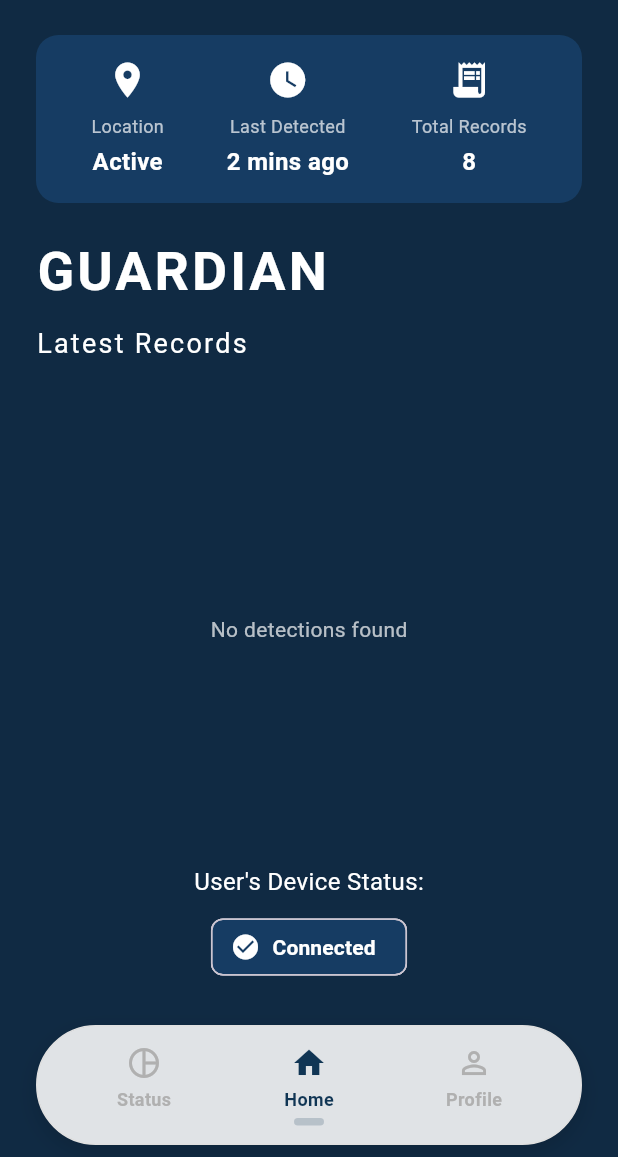
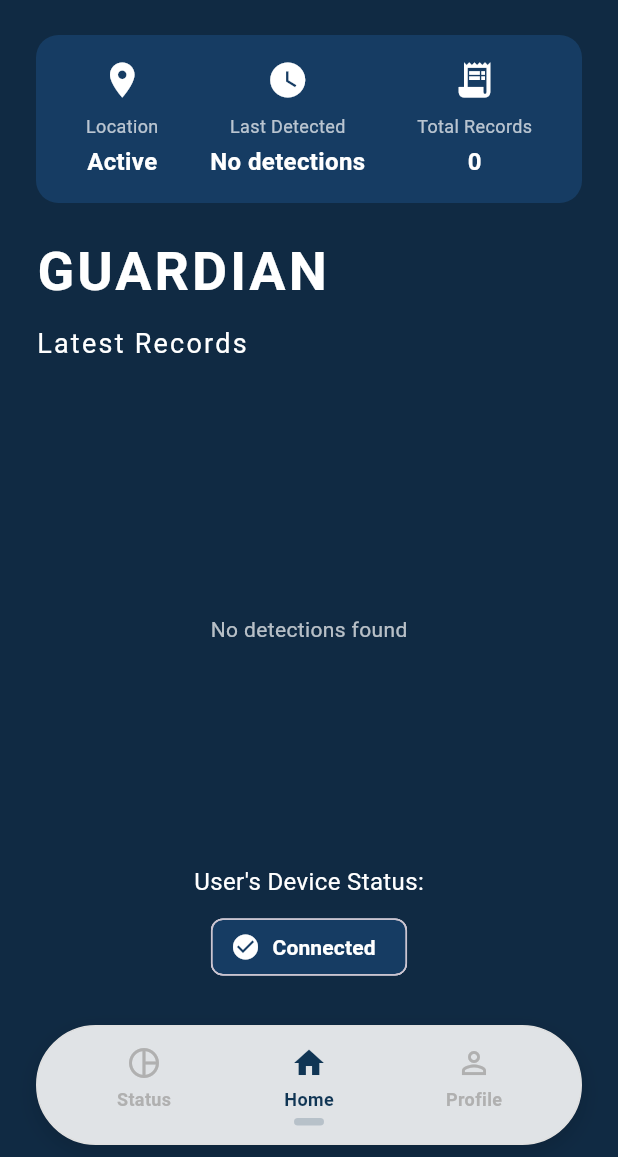
Before and after one commit to dorothyatienza/tanaw-app-capstone, a Flutter app: the GuardianHomeScreen screen opened directly, on a phone screen of 412 x 824 dp, the part 79-1236 px from its top. Run offline on Flutter 3.47's test engine with Material 3 defaults, Android fonts, the phone set to English and light mode, and no system bars; our stand-ins replace cloud_firestore, firebase_auth, firebase_core, flutter_tts, font_awesome_flutter, google_sign_in and 3 more; accounts and stored records are empty.

Commit message:
fixed guardian_home_screen to have StreamBuilder so updated na yung details

```diff
--- a/lib/screens/guardian_home_screen.dart
+++ b/lib/screens/guardian_home_screen.dart
@@ -141,10 +141,34 @@ class GuardianHomeScreenState extends State<GuardianHomeScreen>
         color: const Color(0xFF163C63),
         borderRadius: BorderRadius.circular(15),
       ),
-      child: const Row(
+      child: StreamBuilder<List<Map<String, dynamic>>>(
+        stream: FirebaseService.streamDetections(),
+        builder: (context, snapshot) {
+          // Calculate Last Detected and Total Records from Firestore data
+          String lastDetectedText = 'No detections';
+          String totalRecordsText = '0';
+
+          if (snapshot.hasData && snapshot.data!.isNotEmpty) {
+            final detections = snapshot.data!;
+
+            // Total Records: count all detections
+            totalRecordsText = detections.length.toString();
+
+            // Last Detected: get the most recent detection (first in the list since it's ordered by timestamp descending)
+            final mostRecent = detections.first;
+            final timestamp = mostRecent['timestamp'] as Timestamp?;
+            if (timestamp != null) {
+              lastDetectedText = _formatTimeAgo(timestamp.toDate());
+            }
+          } else if (snapshot.connectionState == ConnectionState.waiting) {
+            lastDetectedText = 'Loading...';
+            totalRecordsText = '...';
+          }
+
+          return Row(
             mainAxisAlignment: MainAxisAlignment.spaceAround,
             children: [
-          _DashboardItem(
+              const _DashboardItem(
                 icon: Icons.location_on,
                 title: 'Location',
                 value: 'Active',
@@ -153,18 +177,43 @@ class GuardianHomeScreenState extends State<GuardianHomeScreen>
               _DashboardItem(
                 icon: Icons.watch_later,
                 title: 'Last Detected',
-            value: '2 mins ago',
+                value: lastDetectedText,
                 tooltip: 'Time since the last object was detected.',
               ),
               _DashboardItem(
                 icon: Icons.receipt_long,
                 title: 'Total Records',
-            value: '8',
-            tooltip: 'Total objects detected in this session.',
+                value: totalRecordsText,
+                tooltip: 'Total objects detected (all-time count).',
               ),
             ],
+          );
+        },
       ),
     );
+  }
+
+  /// Formats a DateTime to a human-readable "time ago" string.
+  /// Returns format like "2 mins ago", "3 hours ago", "1 day ago".
+  String _formatTimeAgo(DateTime dateTime) {
+    final now = DateTime.now();
+    final difference = now.difference(dateTime);
+
+    // Calculate time difference in minutes, hours, and days
+    final minutes = difference.inMinutes;
+    final hours = difference.inHours;
+    final days = difference.inDays;
+
+    // Return the most appropriate unit (minutes, hours, or days)
+    if (days > 0) {
+      return '$days ${days == 1 ? 'day' : 'days'} ago';
+    } else if (hours > 0) {
+      return '$hours ${hours == 1 ? 'hour' : 'hours'} ago';
+    } else if (minutes > 0) {
+      return '$minutes ${minutes == 1 ? 'min' : 'mins'} ago';
+    } else {
+      return 'Just now';
+    }
   }
 
   Widget _buildDeviceStatus() {
```
Lines whose indentation alone changed are shown as unchanged.
